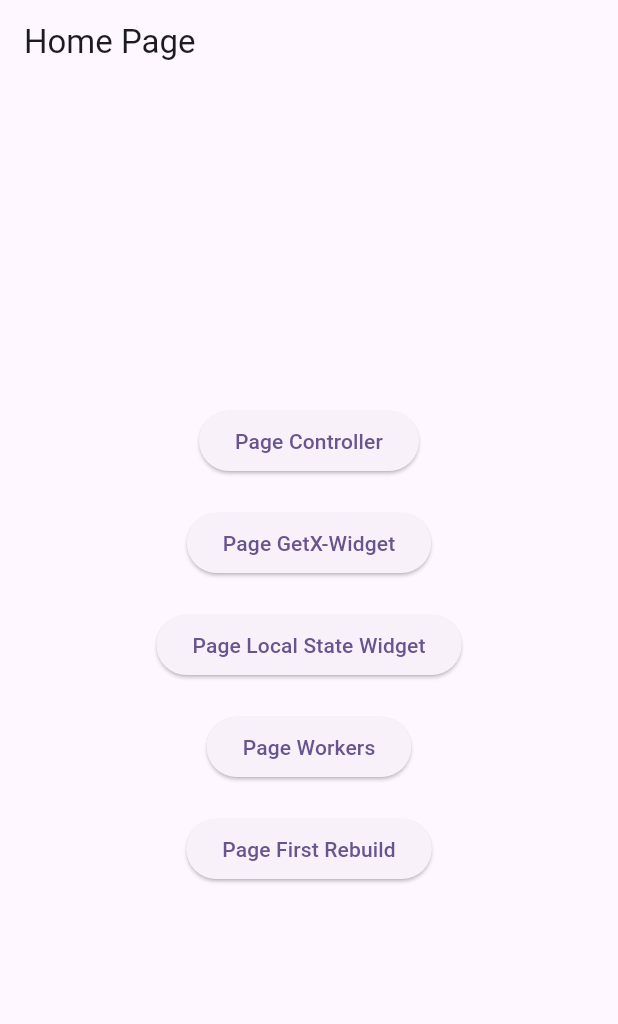
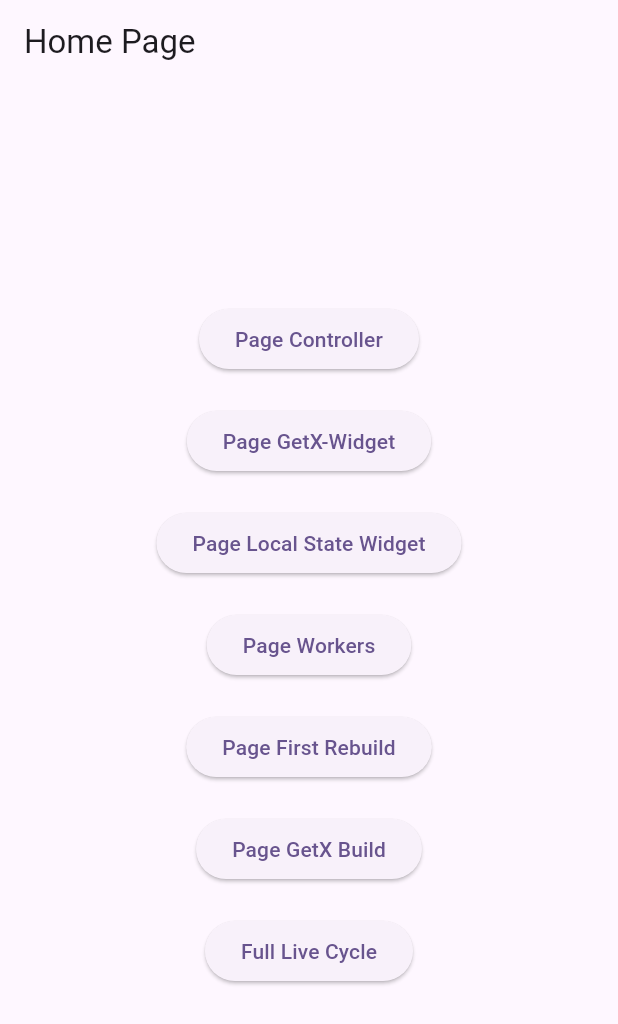
Before and after one commit to gilvancosta/GetX-State-Mananger-Controller, a Flutter app: the screen it shows after launch, on a phone screen of 412 x 824 dp. Shown: the top 1024 px of the screen. Run offline on Flutter 3.47's test engine with Material 2 defaults, Android fonts, the phone set to English and light mode, and no system bars; our stand-ins replace get.

Commit message:
FullLifeCycleController

```diff
--- a/lib/src/app.dart
+++ b/lib/src/app.dart
@@ -5,6 +5,10 @@ import 'ui/pages/con_controller/controller/controller.dart';
 import 'ui/pages/con_controller/controller_page.dart';
 import 'ui/pages/first_rebuild/controller/first_rebuild_controller.dart';
 import 'ui/pages/first_rebuild/first_rebuild_page.dart';
+import 'ui/pages/full_live_cycle/controller/full_live_cycle_controller.dart';
+import 'ui/pages/full_live_cycle/full_live_cycle_page.dart';
+import 'ui/pages/getx_build/controller/getx_build_controller.dart';
+import 'ui/pages/getx_build/getx_build_page.dart';
 import 'ui/pages/getx_widget/controller/getx_widget_controller.dart';
 import 'ui/pages/getx_widget/getx_widget_page.dart';
 import 'ui/pages/home/home_page.dart';
@@ -47,8 +51,18 @@ class MyApp extends StatelessWidget {
         ),
         GetPage(
           name: '/first-rebuild',
-         // binding: BindingsBuilder.put(() => FirstRebuildController()),
+          // binding: BindingsBuilder.put(() => FirstRebuildController()),
           page: () => const FirstRebuildPage(),
+        ),
+        GetPage(
+          name: '/getx-build',
+          binding: BindingsBuilder.put(() => GetxBuildController()),
+          page: () => const GetxBuildPage(),
+        ),
+        GetPage(
+          name: '/full_live_cycle',
+          binding: BindingsBuilder.put(() => FullLiveCycleController()),
+          page: () => const FullLiveCyclePage(),
         ),
       ],
     );
--- /dev/null
+++ b/lib/src/ui/pages/getx_build/controller/getx_build_controller.dart
@@ -0,0 +1,18 @@
+import 'package:get/get.dart';
+
+class GetxBuildController extends GetxController {
+  final _name = 'Ojuara Costa'.obs;
+  int counter = 0;
+
+  String get getName => _name.value;
+
+  void setName(String value) {
+    _name.value = value;
+    update();
+  }
+
+  void increment() {
+    counter++;
+    update(['counter']);
+  }
+}
--- a/lib/src/ui/pages/home/home_page.dart
+++ b/lib/src/ui/pages/home/home_page.dart
@@ -44,6 +44,18 @@ class HomePage extends StatelessWidget {
                 },
                 child: const Text('Page First Rebuild')),
             const SizedBox(height: 20),
+            ElevatedButton(
+                onPressed: () {
+                  Get.toNamed('/getx-build');
+                },
+                child: const Text('Page GetX Build')),
+            const SizedBox(height: 20),
+            ElevatedButton(
+                onPressed: () {
+                  Get.toNamed('/full_live_cycle');
+                },
+                child: const Text('Full Live Cycle')),
+            const SizedBox(height: 20),
           ],
         ),
       ),
```
Also changed, not shown: lib/src/ui/pages/full_live_cycle/controller/full_live_cycle_controller.dart (added, +53 -0 lines), lib/src/ui/pages/full_live_cycle/full_live_cycle_page.dart (added, +29 -0 lines), lib/src/ui/pages/getx_build/getx_build_page.dart (added, +46 -0 lines).
